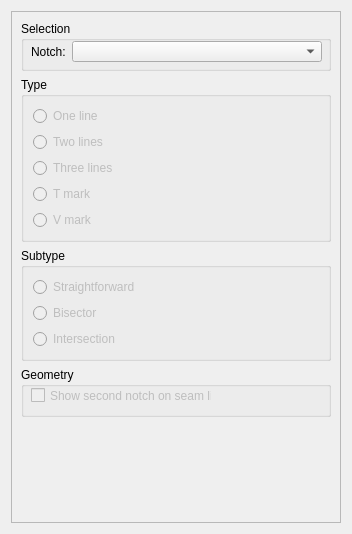
Old version of the form src/libs/vtools/dialogs/tools/piece/tabs/tabnotches.ui in the repository FashionFreedom/Seamly2D.
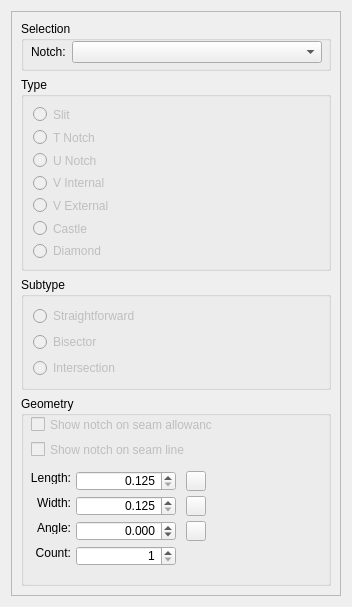
New version of the form. Icons and pictures are not drawn.

Commit message:
Issue #282 / Create new Notch options..
This adds new notch options and completes the change of the term "passmarks" to "notch", and the change of the text "typeLine" to "lineType" within the schema  conversion from ver 0.6.0 to ver 0.6.1.

Patch:
```diff
--- a/src/libs/vtools/dialogs/tools/piece/tabs/tabnotches.ui
+++ b/src/libs/vtools/dialogs/tools/piece/tabs/tabnotches.ui
@@ -7,9 +7,15 @@
     <x>0</x>
     <y>0</y>
     <width>352</width>
-    <height>534</height>
+    <height>607</height>
    </rect>
   </property>
+  <property name="minimumSize">
+   <size>
+    <width>0</width>
+    <height>570</height>
+   </size>
+  </property>
   <property name="windowTitle">
    <string notr="true">Form</string>
   </property>
@@ -25,7 +31,7 @@
         <x>0</x>
         <y>0</y>
         <width>332</width>
-        <height>514</height>
+        <height>587</height>
        </rect>
       </property>
       <layout class="QVBoxLayout" name="verticalLayout_3">
@@ -46,7 +52,7 @@
             <x>10</x>
             <y>20</y>
             <width>291</width>
-            <height>21</height>
+            <height>22</height>
            </rect>
           </property>
           <layout class="QFormLayout" name="formLayout">
@@ -85,6 +91,12 @@
          <property name="enabled">
           <bool>true</bool>
          </property>
+         <property name="minimumSize">
+          <size>
+           <width>0</width>
+           <height>160</height>
+          </size>
+         </property>
          <property name="title">
           <string>Type</string>
          </property>
@@ -95,7 +107,7 @@
              <bool>false</bool>
             </property>
             <property name="text">
-             <string>One line</string>
+             <string>Slit</string>
             </property>
             <attribute name="buttonGroup">
              <string notr="true">notchType_ButtonGroup</string>
@@ -108,7 +120,7 @@
              <bool>false</bool>
             </property>
             <property name="text">
-             <string>Two lines</string>
+             <string>T Notch</string>
             </property>
             <attribute name="buttonGroup">
              <string notr="true">notchType_ButtonGroup</string>
@@ -121,7 +133,7 @@
              <bool>false</bool>
             </property>
             <property name="text">
-             <string>Three lines</string>
+             <string>U Notch</string>
             </property>
             <attribute name="buttonGroup">
              <string notr="true">notchType_ButtonGroup</string>
@@ -134,7 +146,7 @@
              <bool>false</bool>
             </property>
             <property name="text">
-             <string>T mark</string>
+             <string>V Internal </string>
             </property>
             <attribute name="buttonGroup">
              <string notr="true">notchType_ButtonGroup</string>
@@ -147,7 +159,45 @@
              <bool>false</bool>
             </property>
             <property name="text">
-             <string>V mark</string>
+             <string>V External</string>
+            </property>
+            <property name="icon">
+             <iconset resource="../../../../../vmisc/share/resources/icon.qrc">
+              <normaloff>:/icon/24x24/external_v_notch.png</normaloff>:/icon/24x24/external_v_notch.png</iconset>
+            </property>
+            <attribute name="buttonGroup">
+             <string notr="true">notchType_ButtonGroup</string>
+            </attribute>
+           </widget>
+          </item>
+          <item>
+           <widget class="QRadioButton" name="castleNotch_RadioButton">
+            <property name="enabled">
+             <bool>false</bool>
+            </property>
+            <property name="text">
+             <string>Castle</string>
+            </property>
+            <property name="icon">
+             <iconset resource="../../../../../vmisc/share/resources/icon.qrc">
+              <normaloff>:/icon/24x24/castle_notch.png</normaloff>:/icon/24x24/castle_notch.png</iconset>
+            </property>
+            <attribute name="buttonGroup">
+             <string notr="true">notchType_ButtonGroup</string>
+            </attribute>
+           </widget>
+          </item>
+          <item>
+           <widget class="QRadioButton" name="diamondNotch_RadioButton">
+            <property name="enabled">
+             <bool>false</bool>
+            </property>
+            <property name="text">
+             <string>Diamond</string>
+            </property>
+            <property name="icon">
+             <iconset resource="../../../../../vmisc/share/resources/icon.qrc">
+              <normaloff>:/icon/24x24/diamond_notch.png</normaloff>:/icon/24x24/diamond_notch.png</iconset>
             </property>
             <attribute name="buttonGroup">
              <string notr="true">notchType_ButtonGroup</string>
@@ -213,12 +263,438 @@
          <property name="minimumSize">
           <size>
            <width>0</width>
-           <height>50</height>
+           <height>190</height>
           </size>
          </property>
          <property name="title">
           <string>Geometry</string>
          </property>
+         <widget class="QCheckBox" name="showNotch_CheckBox">
+          <property name="enabled">
+           <bool>false</bool>
+          </property>
+          <property name="geometry">
+           <rect>
+            <x>10</x>
+            <y>20</y>
+            <width>181</width>
+            <height>17</height>
+           </rect>
+          </property>
+          <property name="toolTip">
+           <string>This option has effect only if the second notch on seam line is enabled in global preferences. The option helps disable the second notch for this notch only.</string>
+          </property>
+          <property name="text">
+           <string>Show notch on seam allowance</string>
+          </property>
+         </widget>
+         <widget class="QPushButton" name="resetWidth_PushButton">
+          <property name="geometry">
+           <rect>
+            <x>165</x>
+            <y>100</y>
+            <width>20</width>
+            <height>20</height>
+           </rect>
+          </property>
+          <property name="sizePolicy">
+           <sizepolicy hsizetype="Fixed" vsizetype="Fixed">
+            <horstretch>0</horstretch>
+            <verstretch>0</verstretch>
+           </sizepolicy>
+          </property>
+          <property name="minimumSize">
+           <size>
+            <width>20</width>
+            <height>20</height>
+           </size>
+          </property>
+          <property name="maximumSize">
+           <size>
+            <width>20</width>
+            <height>20</height>
+           </size>
+          </property>
+          <property name="toolTip">
+           <string>Reset notch with to default.</string>
+          </property>
+          <property name="text">
+           <string/>
+          </property>
+          <property name="icon">
+           <iconset resource="../../../../../vmisc/share/resources/theme.qrc">
+            <normaloff>:/icons/win.icon.theme/24x24/actions/edit-undo.png</normaloff>:/icons/win.icon.theme/24x24/actions/edit-undo.png</iconset>
+          </property>
+         </widget>
+         <widget class="QLabel" name="notchCount_Label">
+          <property name="geometry">
+           <rect>
+            <x>10</x>
+            <y>150</y>
+            <width>40</width>
+            <height>13</height>
+           </rect>
+          </property>
+          <property name="sizePolicy">
+           <sizepolicy hsizetype="Fixed" vsizetype="Preferred">
+            <horstretch>0</horstretch>
+            <verstretch>0</verstretch>
+           </sizepolicy>
+          </property>
+          <property name="minimumSize">
+           <size>
+            <width>40</width>
+            <height>0</height>
+           </size>
+          </property>
+          <property name="maximumSize">
+           <size>
+            <width>40</width>
+            <height>16777215</height>
+           </size>
+          </property>
+          <property name="text">
+           <string>Count:</string>
+          </property>
+          <property name="alignment">
+           <set>Qt::AlignRight|Qt::AlignTrailing|Qt::AlignVCenter</set>
+          </property>
+         </widget>
+         <widget class="QDoubleSpinBox" name="notchLength_DoubleSpinBox">
+          <property name="geometry">
+           <rect>
+            <x>55</x>
+            <y>75</y>
+            <width>100</width>
+            <height>20</height>
+           </rect>
+          </property>
+          <property name="sizePolicy">
+           <sizepolicy hsizetype="Fixed" vsizetype="Fixed">
+            <horstretch>0</horstretch>
+            <verstretch>0</verstretch>
+           </sizepolicy>
+          </property>
+          <property name="minimumSize">
+           <size>
+            <width>100</width>
+            <height>0</height>
+           </size>
+          </property>
+          <property name="alignment">
+           <set>Qt::AlignRight|Qt::AlignTrailing|Qt::AlignVCenter</set>
+          </property>
+          <property name="keyboardTracking">
+           <bool>false</bool>
+          </property>
+          <property name="decimals">
+           <number>3</number>
+          </property>
+          <property name="minimum">
+           <double>0.125000000000000</double>
+          </property>
+          <property name="maximum">
+           <double>5.000000000000000</double>
+          </property>
+          <property name="singleStep">
+           <double>0.010000000000000</double>
+          </property>
+          <property name="value">
+           <double>0.125000000000000</double>
+          </property>
+         </widget>
+         <widget class="QLabel" name="notchLength_Label">
+          <property name="geometry">
+           <rect>
+            <x>10</x>
+            <y>75</y>
+            <width>40</width>
+            <height>13</height>
+           </rect>
+          </property>
+          <property name="sizePolicy">
+           <sizepolicy hsizetype="Fixed" vsizetype="Preferred">
+            <horstretch>0</horstretch>
+            <verstretch>0</verstretch>
+           </sizepolicy>
+          </property>
+          <property name="minimumSize">
+           <size>
+            <width>40</width>
+            <height>0</height>
+           </size>
+          </property>
+          <property name="maximumSize">
+           <size>
+            <width>40</width>
+            <height>16777215</height>
+           </size>
+          </property>
+          <property name="text">
+           <string>Length:</string>
+          </property>
+          <property name="alignment">
+           <set>Qt::AlignRight|Qt::AlignTrailing|Qt::AlignVCenter</set>
+          </property>
+         </widget>
+         <widget class="QLabel" name="notchWidth_Label">
+          <property name="geometry">
+           <rect>
+            <x>10</x>
+            <y>100</y>
+            <width>40</width>
+            <height>13</height>
+           </rect>
+          </property>
+          <property name="sizePolicy">
+           <sizepolicy hsizetype="Fixed" vsizetype="Preferred">
+            <horstretch>0</horstretch>
+            <verstretch>0</verstretch>
+           </sizepolicy>
+          </property>
+          <property name="minimumSize">
+           <size>
+            <width>40</width>
+            <height>0</height>
+           </size>
+          </property>
+          <property name="maximumSize">
+           <size>
+            <width>40</width>
+            <height>16777215</height>
+           </size>
+          </property>
+          <property name="text">
+           <string> Width:</string>
+          </property>
+          <property name="alignment">
+           <set>Qt::AlignRight|Qt::AlignTrailing|Qt::AlignVCenter</set>
+          </property>
+         </widget>
+         <widget class="QPushButton" name="resetLength_PushButton">
+          <property name="geometry">
+           <rect>
+            <x>165</x>
+            <y>75</y>
+            <width>20</width>
+            <height>20</height>
+           </rect>
+          </property>
+          <property name="sizePolicy">
+           <sizepolicy hsizetype="Fixed" vsizetype="Fixed">
+            <horstretch>0</horstretch>
+            <verstretch>0</verstretch>
+           </sizepolicy>
+          </property>
+          <property name="minimumSize">
+           <size>
+            <width>20</width>
+            <height>20</height>
+           </size>
+          </property>
+          <property name="maximumSize">
+           <size>
+            <width>20</width>
+            <height>20</height>
+           </size>
+          </property>
+          <property name="toolTip">
+           <string>Reset notch length to default.</string>
+          </property>
+          <property name="text">
+           <string/>
+          </property>
+          <property name="icon">
+           <iconset resource="../../../../../vmisc/share/resources/theme.qrc">
+            <normaloff>:/icons/win.icon.theme/24x24/actions/edit-undo.png</normaloff>:/icons/win.icon.theme/24x24/actions/edit-undo.png</iconset>
+          </property>
+         </widget>
+         <widget class="QSpinBox" name="notchCount_SpinBox">
+          <property name="geometry">
+           <rect>
+            <x>55</x>
+            <y>150</y>
+            <width>100</width>
+            <height>20</height>
+           </rect>
+          </property>
+          <property name="sizePolicy">
+           <sizepolicy hsizetype="Fixed" vsizetype="Fixed">
+            <horstretch>0</horstretch>
+            <verstretch>0</verstretch>
+           </sizepolicy>
+          </property>
+          <property name="minimumSize">
+           <size>
+            <width>100</width>
+            <height>0</height>
+           </size>
+          </property>
+          <property name="alignment">
+           <set>Qt::AlignRight|Qt::AlignTrailing|Qt::AlignVCenter</set>
+          </property>
+          <property name="minimum">
+           <number>1</number>
+          </property>
+          <property name="maximum">
+           <number>3</number>
+          </property>
+         </widget>
+         <widget class="QDoubleSpinBox" name="notchAngle_DoubleSpinBox">
+          <property name="geometry">
+           <rect>
+            <x>55</x>
+            <y>125</y>
+            <width>100</width>
+            <height>20</height>
+           </rect>
+          </property>
+          <property name="sizePolicy">
+           <sizepolicy hsizetype="Fixed" vsizetype="Fixed">
+            <horstretch>0</horstretch>
+            <verstretch>0</verstretch>
+           </sizepolicy>
+          </property>
+          <property name="minimumSize">
+           <size>
+            <width>100</width>
+            <height>0</height>
+           </size>
+          </property>
+          <property name="alignment">
+           <set>Qt::AlignRight|Qt::AlignTrailing|Qt::AlignVCenter</set>
+          </property>
+          <property name="keyboardTracking">
+           <bool>false</bool>
+          </property>
+          <property name="decimals">
+           <number>3</number>
+          </property>
+          <property name="minimum">
+           <double>-360.000000000000000</double>
+          </property>
+          <property name="maximum">
+           <double>360.000000000000000</double>
+          </property>
+          <property name="singleStep">
+           <double>1.000000000000000</double>
+          </property>
+         </widget>
+         <widget class="QPushButton" name="resetAngle_PushButton">
+          <property name="geometry">
+           <rect>
+            <x>165</x>
+            <y>125</y>
+            <width>20</width>
+            <height>20</height>
+           </rect>
+          </property>
+          <property name="sizePolicy">
+           <sizepolicy hsizetype="Fixed" vsizetype="Fixed">
+            <horstretch>0</horstretch>
+            <verstretch>0</verstretch>
+           </sizepolicy>
+          </property>
+          <property name="minimumSize">
+           <size>
+            <width>20</width>
+            <height>20</height>
+           </size>
+          </property>
+          <property name="maximumSize">
+           <size>
+            <width>20</width>
+            <height>20</height>
+           </size>
+          </property>
+          <property name="toolTip">
+           <string>Reset notch angle to default.</string>
+          </property>
+          <property name="text">
+           <string/>
+          </property>
+          <property name="icon">
+           <iconset resource="../../../../../vmisc/share/resources/theme.qrc">
+            <normaloff>:/icons/win.icon.theme/24x24/actions/edit-undo.png</normaloff>:/icons/win.icon.theme/24x24/actions/edit-undo.png</iconset>
+          </property>
+         </widget>
+         <widget class="QDoubleSpinBox" name="notchWidth_DoubleSpinBox">
+          <property name="geometry">
+           <rect>
+            <x>55</x>
+            <y>100</y>
+            <width>100</width>
+            <height>20</height>
+           </rect>
+          </property>
+          <property name="sizePolicy">
+           <sizepolicy hsizetype="Fixed" vsizetype="Fixed">
+            <horstretch>0</horstretch>
+            <verstretch>0</verstretch>
+           </sizepolicy>
+          </property>
+          <property name="minimumSize">
+           <size>
+            <width>100</width>
+            <height>0</height>
+           </size>
+          </property>
+          <property name="alignment">
+           <set>Qt::AlignRight|Qt::AlignTrailing|Qt::AlignVCenter</set>
+          </property>
+          <property name="keyboardTracking">
+           <bool>false</bool>
+          </property>
+          <property name="decimals">
+           <number>3</number>
+          </property>
+          <property name="minimum">
+           <double>0.125000000000000</double>
+          </property>
+          <property name="maximum">
+           <double>5.000000000000000</double>
+          </property>
+          <property name="singleStep">
+           <double>0.010000000000000</double>
+          </property>
+          <property name="value">
+           <double>0.125000000000000</double>
+          </property>
+         </widget>
+         <widget class="QLabel" name="notchAngle_Label">
+          <property name="geometry">
+           <rect>
+            <x>10</x>
+            <y>125</y>
+            <width>40</width>
+            <height>13</height>
+           </rect>
+          </property>
+          <property name="sizePolicy">
+           <sizepolicy hsizetype="Fixed" vsizetype="Preferred">
+            <horstretch>0</horstretch>
+            <verstretch>0</verstretch>
+           </sizepolicy>
+          </property>
+          <property name="minimumSize">
+           <size>
+            <width>40</width>
+            <height>0</height>
+           </size>
+          </property>
+          <property name="maximumSize">
+           <size>
+            <width>40</width>
+            <height>16777215</height>
+           </size>
+          </property>
+          <property name="text">
+           <string>Angle:</string>
+          </property>
+          <property name="alignment">
+           <set>Qt::AlignRight|Qt::AlignTrailing|Qt::AlignVCenter</set>
+          </property>
+         </widget>
          <widget class="QCheckBox" name="showSecondNotch_CheckBox">
           <property name="enabled">
            <bool>false</bool>
@@ -226,7 +702,7 @@
           <property name="geometry">
            <rect>
             <x>10</x>
-            <y>20</y>
+            <y>45</y>
             <width>181</width>
             <height>17</height>
            </rect>
@@ -235,7 +711,7 @@
            <string>This option has effect only if the second notch on seam line is enabled in global preferences. The option helps disable the second notch for this notch only.</string>
           </property>
           <property name="text">
-           <string>Show second notch on seam line</string>
+           <string>Show notch on seam line</string>
           </property>
          </widget>
         </widget>
```
Left out of the diff: 33 changed lines with no effect on the pictures. The commit also changes 92 other files.
